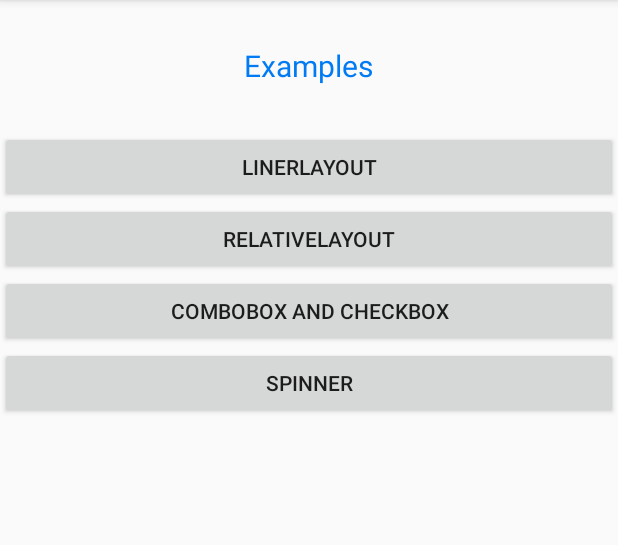
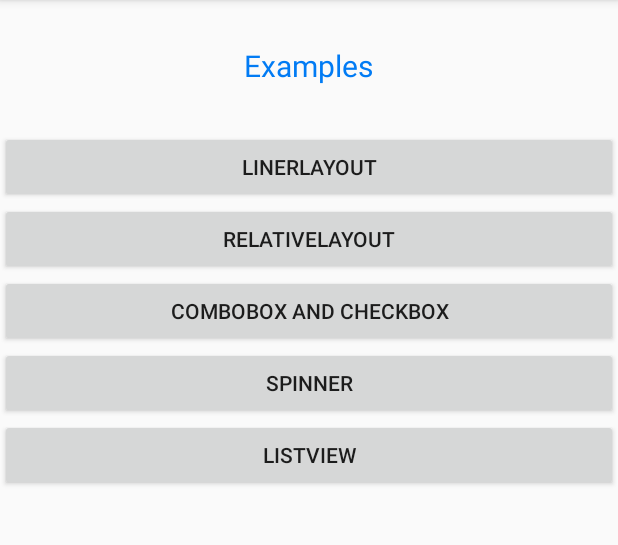
Before and after one commit to dehors/android-SmartGeeks, an Android app: the screen it shows after launch (MainActivity), on a phone screen of 412 x 824 dp, the part 84-629 px from its top. Run offline under Robolectric (Android 15) with nearby library versions, the phone set to English and light mode, and no system bars.

Commit message:
feat: ListView

```diff
--- a/app/src/main/AndroidManifest.xml
+++ b/app/src/main/AndroidManifest.xml
@@ -19,7 +19,8 @@
         <activity android:name=".Main2Activity" />
         <activity android:name=".Main3Activity" />
         <activity android:name=".Main4Activity" />
-        <activity android:name=".Main5Activity"></activity>
+        <activity android:name=".Main5Activity" />
+        <activity android:name=".Main6Activity"></activity>
     </application>
 
 </manifest>
--- a/app/src/main/java/com/example/slam24/smartgeeks/MainActivity.java
+++ b/app/src/main/java/com/example/slam24/smartgeeks/MainActivity.java
@@ -7,7 +7,7 @@ import android.widget.Button;
 import android.content.Intent;
 
 public class MainActivity extends AppCompatActivity implements View.OnClickListener {
-    Button btnlinerlayout,btnrelativelayout,bntcontrollers, btnspinner;
+    Button btnlinerlayout,btnrelativelayout,bntcontrollers, btnspinner, btnlisview;
     @Override
     protected void onCreate(Bundle savedInstanceState) {
         super.onCreate(savedInstanceState);
@@ -24,6 +24,9 @@ public class MainActivity extends AppCompatActivity implements View.OnClickListe
 
         btnspinner = (Button) findViewById(R.id.viewspinner);
         btnspinner.setOnClickListener(this);
+
+        btnlisview = (Button) findViewById(R.id.viewlistview);
+        btnlisview.setOnClickListener(this);
     }
 
     @Override
@@ -45,6 +48,10 @@ public class MainActivity extends AppCompatActivity implements View.OnClickListe
                 Intent intent3 = new Intent(MainActivity.this,Main5Activity.class);
                 startActivity(intent3);
                 break;
+            case R.id.viewlistview:
+                Intent intent4 = new Intent(MainActivity.this,Main6Activity.class);
+                startActivity(intent4);
+                break;
         }
     }
 }
--- a/app/src/main/res/layout/activity_main.xml
+++ b/app/src/main/res/layout/activity_main.xml
@@ -35,5 +35,10 @@
         android:layout_height="wrap_content"
         android:text="Spinner"
         android:id="@+id/viewspinner"/>
+    <Button
+        android:layout_width="match_parent"
+        android:layout_height="wrap_content"
+        android:text="ListView"
+        android:id="@+id/viewlistview"/>
 
 </LinearLayout>
```
Also changed, not shown: app/src/main/java/com/example/slam24/smartgeeks/Main6Activity.java (added, +20 -0 lines), app/src/main/res/layout/activity_main6.xml (added, +25 -0 lines), app/src/main/res/values/Arrays.xml (added, +16 -0 lines).
